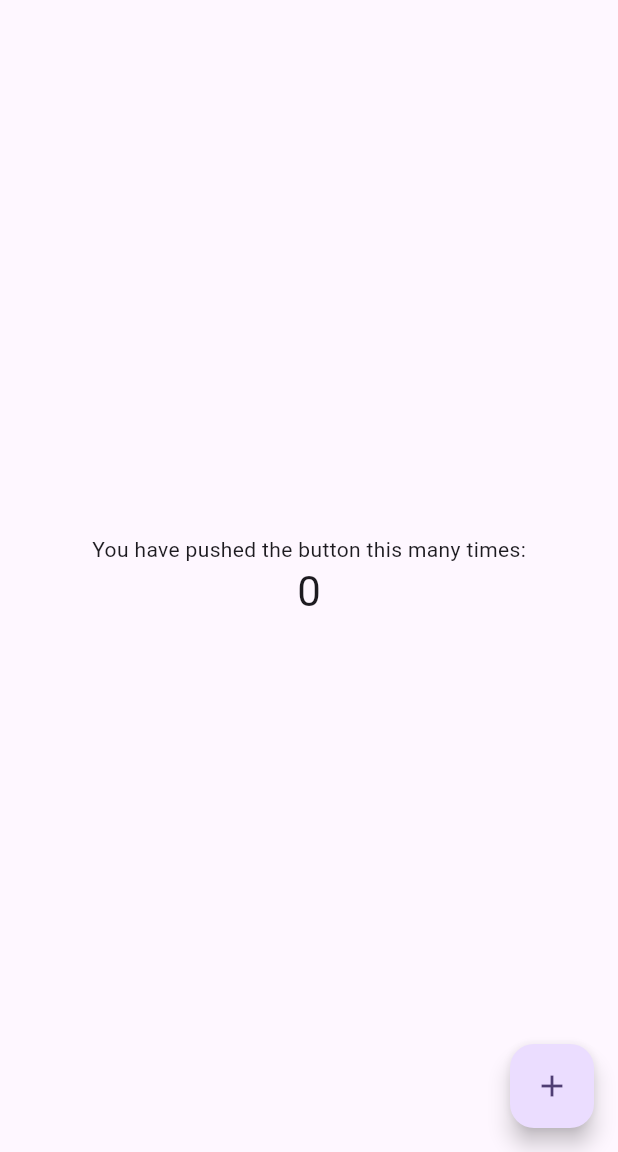
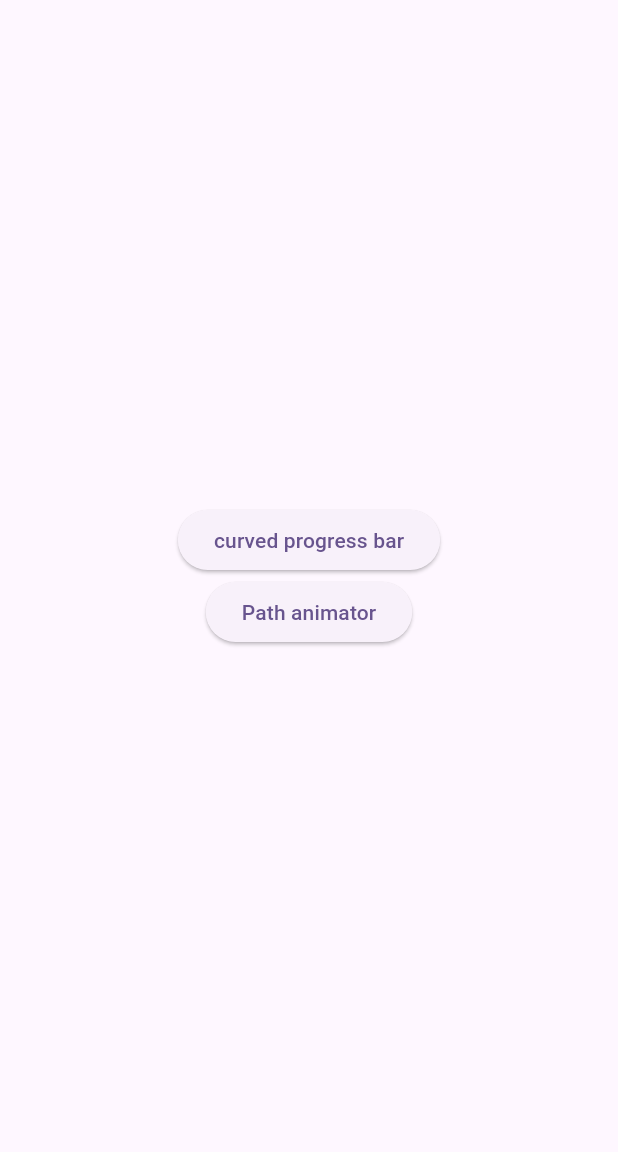
Before and after one commit to KOREAparksh/flutter_animation_path_poc, a Flutter app: the screen it shows after launch, on a phone screen of 412 x 824 dp, the part 84-1236 px from its top. Run offline on Flutter 3.47's test engine with Material 2 defaults, Android fonts, the phone set to English and light mode, and no system bars; missing offline and left inert: curved_progress_bar, path_animator.

Commit message:
path animator test

```diff
--- a/lib/main.dart
+++ b/lib/main.dart
@@ -1,4 +1,6 @@
 import 'package:flutter/material.dart';
+import 'package:flutter_animation_path_poc/curved_progress_bar.dart';
+import 'package:flutter_animation_path_poc/path_animator.dart';
 
 void main() {
   runApp(const MyApp());
@@ -90,36 +92,19 @@ class _MyHomePageState extends State<MyHomePage> {
         // Center is a layout widget. It takes a single child and positions it
         // in the middle of the parent.
         child: Column(
-          // Column is also a layout widget. It takes a list of children and
-          // arranges them vertically. By default, it sizes itself to fit its
-          // children horizontally, and tries to be as tall as its parent.
-          //
-          // Column has various properties to control how it sizes itself and
-          // how it positions its children. Here we use mainAxisAlignment to
-          // center the children vertically; the main axis here is the vertical
-          // axis because Columns are vertical (the cross axis would be
-          // horizontal).
-          //
-          // TRY THIS: Invoke "debug painting" (choose the "Toggle Debug Paint"
-          // action in the IDE, or press "p" in the console), to see the
-          // wireframe for each widget.
           mainAxisAlignment: MainAxisAlignment.center,
           children: <Widget>[
-            const Text(
-              'You have pushed the button this many times:',
+            ElevatedButton(
+              onPressed: () => Navigator.push(context, MaterialPageRoute(builder: (_) => const CurvedProgressBar())),
+              child: const Text("curved progress bar"),
             ),
-            Text(
-              '$_counter',
-              style: Theme.of(context).textTheme.headlineMedium,
+            ElevatedButton(
+              onPressed: () => Navigator.push(context, MaterialPageRoute(builder: (_) => const PathAnimatorScreen())),
+              child: const Text("Path animator"),
             ),
           ],
         ),
       ),
-      floatingActionButton: FloatingActionButton(
-        onPressed: _incrementCounter,
-        tooltip: 'Increment',
-        child: const Icon(Icons.add),
-      ), // This trailing comma makes auto-formatting nicer for build methods.
     );
   }
 }
--- a/pubspec.yaml
+++ b/pubspec.yaml
@@ -30,6 +30,8 @@ environment:
 dependencies:
   flutter:
     sdk: flutter
+  curved_progress_bar: ^1.0.2
+  path_animator: ^0.0.1
 
 
   # The following adds the Cupertino Icons font to your application.
```
Also changed, not shown: lib/curved_progress_bar.dart (added, +29 -0 lines), lib/path_animator.dart (added, +90 -0 lines), pubspec.lock.
